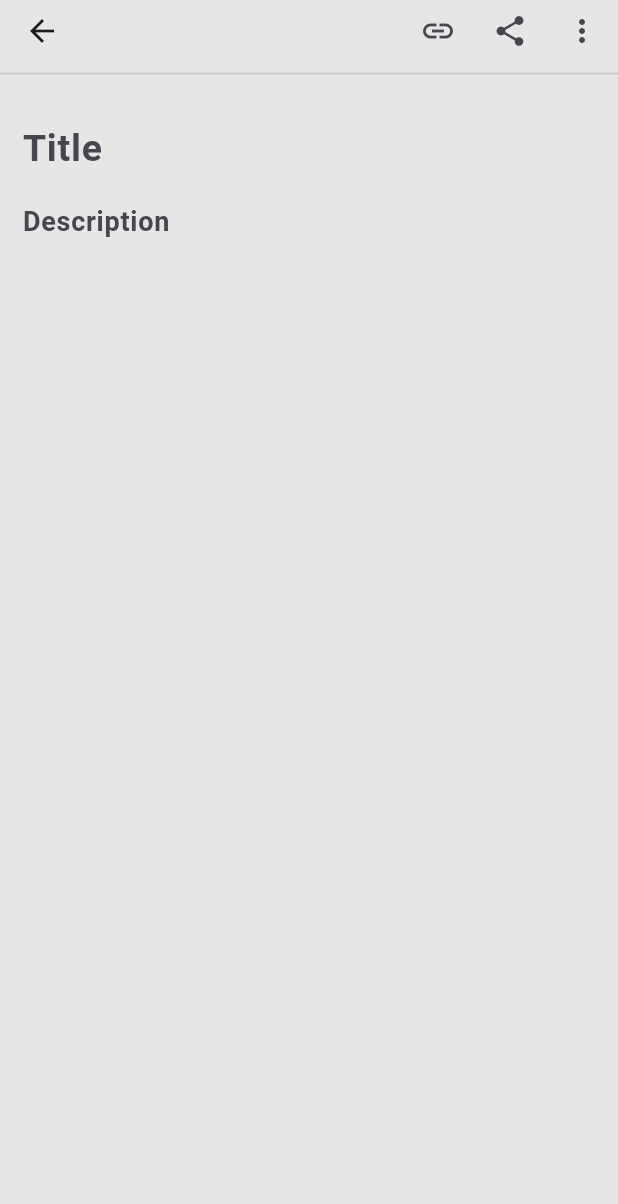
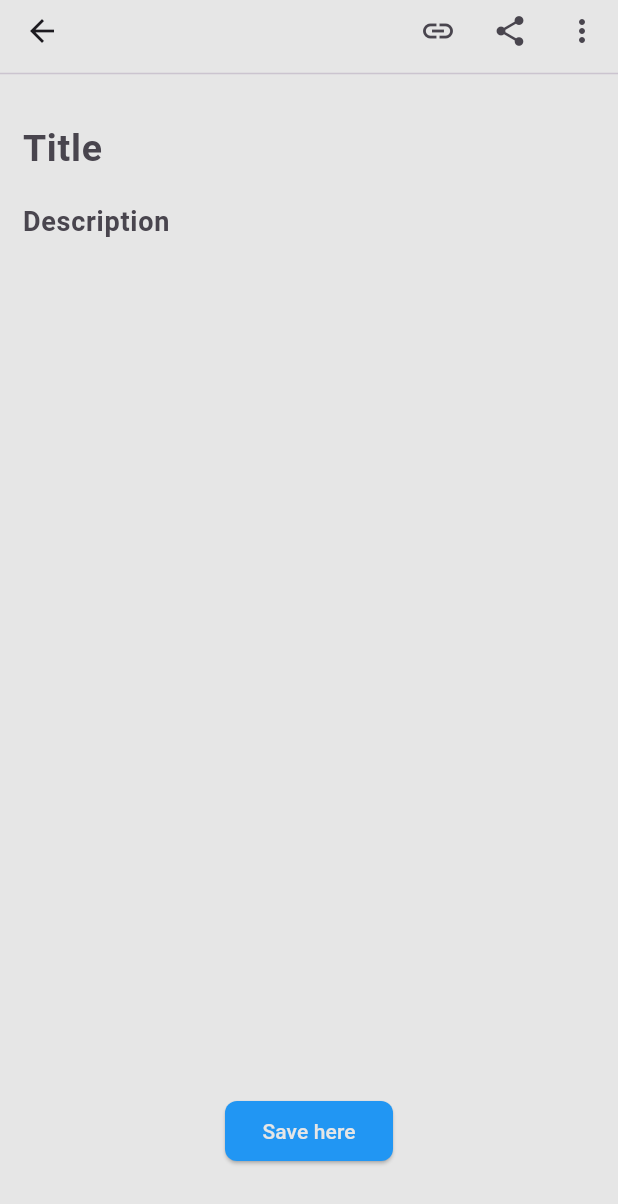
Before and after one commit to atikrony/ToDo_App_GetX, a Flutter app: the NoteScreen screen opened by its route, on a phone screen of 412 x 824 dp. Shown: the top 1204 px of the screen. Run offline on Flutter 3.47's test engine with Material 3 defaults, Android fonts, the phone set to English and light mode, and no system bars; our stand-ins replace get.

Commit message:
just a button, nothing else

```diff
--- /dev/null
+++ b/lib/utils/custom_buttons.dart
@@ -0,0 +1,44 @@
+import 'package:flutter/material.dart';
+
+class CustomButton extends StatelessWidget {
+  final String text;
+  final VoidCallback onPressed;
+  final Color color;
+  final Color textColor;
+  final double borderRadius;
+  final double? width;
+  final double? height;
+
+  const CustomButton({
+    Key? key,
+    required this.text,
+    required this.onPressed,
+    this.color = Colors.blue,
+    this.textColor = Colors.white,
+    this.borderRadius = 8.0,
+    required this.width,
+    required this.height,
+  }) : super(key: key);
+
+  @override
+  Widget build(BuildContext context) {
+    return SizedBox(
+      width: width,
+      height: height,
+      child: ElevatedButton(
+        style: ElevatedButton.styleFrom(
+          backgroundColor: color,
+          foregroundColor: textColor,
+          shape: RoundedRectangleBorder(
+            borderRadius: BorderRadius.circular(borderRadius),
+          ),
+        ),
+        onPressed: onPressed,
+        child: Text(
+          text,
+          style: TextStyle(color: textColor),
+        ),
+      ),
+    );
+  }
+}
--- a/lib/view/note/note_screen.dart
+++ b/lib/view/note/note_screen.dart
@@ -1,5 +1,6 @@
 import 'package:flutter/material.dart';
 import 'package:getx/utils/colors.dart';
+import 'package:getx/utils/custom_buttons.dart';
 
 class NoteScreen extends StatelessWidget {
   const NoteScreen({super.key});
@@ -57,9 +58,20 @@ class NoteScreen extends StatelessWidget {
               ),
             ),
             const SizedBox(
-              height: 50,
+              height: 5,
             )
           ],
+        ),
+      ),
+      bottomNavigationBar: Padding(
+        padding:
+            const EdgeInsets.only(left: 150, right: 150, bottom: 50, top: 0),
+        child: CustomButton(
+          text: "Save here",
+          onPressed: () {},
+          textColor: AppColor.backgroundColor,
+          height: 40,
+          width: 10,
         ),
       ),
     );
```
